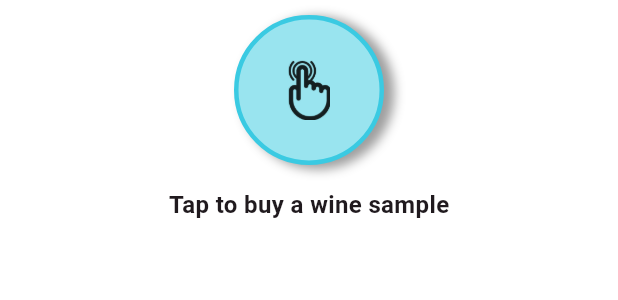
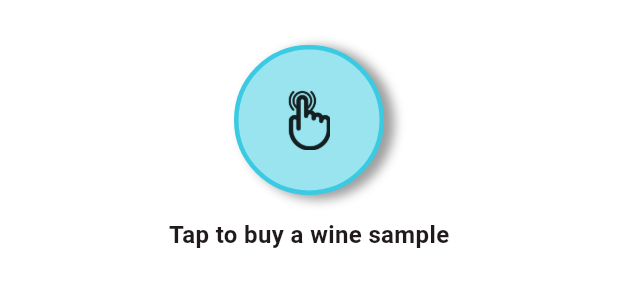
Before and after one commit to Nghia-PD/Winetopia-App, a Flutter app: the NfcContainer widget shown alone on an empty page, opened directly, on a phone screen of 412 x 824 dp. Shown: the top 300 px of the screen. Run offline on Flutter 3.47's test engine with Material 3 defaults, Android fonts, the light colour scheme and no system bars; our stand-ins replace cloud_firestore, firebase_auth, firebase_core, flutter_spinkit, qr_flutter; missing offline and left inert: awesome_ripple_animation, nfc_manager; accounts and stored records are empty.

Commit message:
Fix spacing in home UI

```diff
--- a/lib/screens/home/nfc.dart
+++ b/lib/screens/home/nfc.dart
@@ -15,12 +15,21 @@ class NfcContainer extends StatelessWidget {
     final buttonStyle = _getButtonStyle(nfcState.state);
     return Container(
       padding: EdgeInsets.all(10),
-      height: 250,
+      height: 200,
       width: double.infinity,
 
-      decoration: BoxDecoration(color: Colors.white),
+      decoration: BoxDecoration(
+        color: Colors.white,
+
+        // border: Border.all(
+        //   color: Colors.blue, // Border color
+        //   width: 2.0, // Border width
+        // ),
+        // borderRadius: BorderRadius.circular(8.0), // Optional: rounded corners
+      ),
       child: Column(
         children: [
+          SizedBox(height: 20),
           Stack(
             alignment: Alignment.center,
             children: [
--- a/lib/shares/widgets.dart
+++ b/lib/shares/widgets.dart
@@ -6,7 +6,7 @@ class Widgets {
     return Text(
       titleText,
       style: TextStyle(
-        fontSize: 26,
+        fontSize: 22,
         color: Setting().textColor,
         fontWeight: FontWeight.bold,
       ),
```
